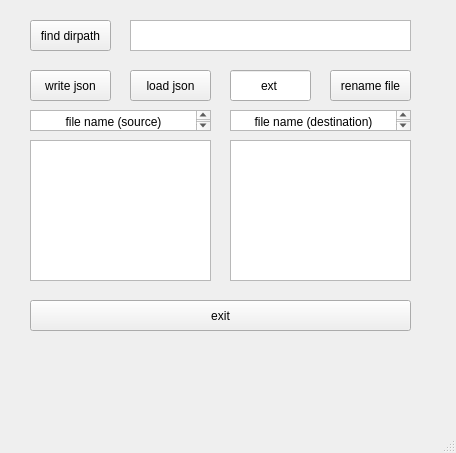
Old version of the form Python/MainWin.ui in the repository xuyihz/FileName.
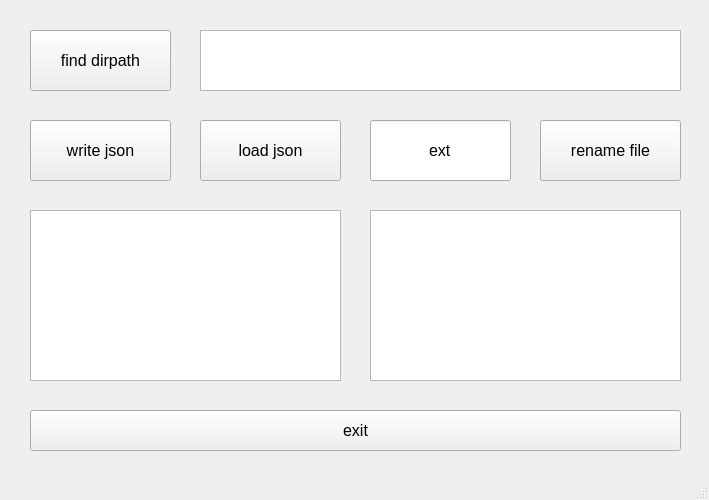
New version of the form.

Patch:
```diff
--- a/Python/MainWin.ui
+++ b/Python/MainWin.ui
@@ -6,10 +6,16 @@
    <rect>
     <x>0</x>
     <y>0</y>
-    <width>456</width>
-    <height>453</height>
+    <width>709</width>
+    <height>500</height>
    </rect>
   </property>
+  <property name="font">
+   <font>
+    <family>Arial</family>
+    <pointsize>12</pointsize>
+   </font>
+  </property>
   <property name="windowTitle">
    <string>MainWindow</string>
   </property>
@@ -18,11 +24,17 @@
     <property name="geometry">
      <rect>
       <x>30</x>
-      <y>20</y>
-      <width>81</width>
-      <height>31</height>
+      <y>30</y>
+      <width>141</width>
+      <height>61</height>
      </rect>
     </property>
+    <property name="font">
+     <font>
+      <family>Arial</family>
+      <pointsize>12</pointsize>
+     </font>
+    </property>
     <property name="text">
      <string>find dirpath</string>
     </property>
@@ -30,12 +42,18 @@
    <widget class="QPushButton" name="pushButton_rename">
     <property name="geometry">
      <rect>
-      <x>330</x>
-      <y>70</y>
-      <width>81</width>
-      <height>31</height>
+      <x>540</x>
+      <y>120</y>
+      <width>141</width>
+      <height>61</height>
      </rect>
     </property>
+    <property name="font">
+     <font>
+      <family>Arial</family>
+      <pointsize>12</pointsize>
+     </font>
+    </property>
     <property name="text">
      <string>rename file</string>
     </property>
@@ -43,12 +61,18 @@
    <widget class="QPushButton" name="pushButton_loadjson">
     <property name="geometry">
      <rect>
-      <x>130</x>
-      <y>70</y>
-      <width>81</width>
-      <height>31</height>
+      <x>200</x>
+      <y>120</y>
+      <width>141</width>
+      <height>61</height>
      </rect>
     </property>
+    <property name="font">
+     <font>
+      <family>Arial</family>
+      <pointsize>12</pointsize>
+     </font>
+    </property>
     <property name="text">
      <string>load json</string>
     </property>
@@ -57,11 +81,17 @@
     <property name="geometry">
      <rect>
       <x>30</x>
-      <y>70</y>
-      <width>81</width>
-      <height>31</height>
+      <y>120</y>
+      <width>141</width>
+      <height>61</height>
      </rect>
     </property>
+    <property name="font">
+     <font>
+      <family>Arial</family>
+      <pointsize>12</pointsize>
+     </font>
+    </property>
     <property name="text">
      <string>write json</string>
     </property>
@@ -70,11 +100,17 @@
     <property name="geometry">
      <rect>
       <x>30</x>
-      <y>300</y>
-      <width>381</width>
-      <height>31</height>
+      <y>410</y>
+      <width>651</width>
+      <height>41</height>
      </rect>
     </property>
+    <property name="font">
+     <font>
+      <family>Arial</family>
+      <pointsize>12</pointsize>
+     </font>
+    </property>
     <property name="text">
      <string>exit</string>
     </property>
@@ -82,63 +118,41 @@
    <widget class="QTextBrowser" name="textBrowser_dir">
     <property name="geometry">
      <rect>
-      <x>130</x>
-      <y>20</y>
-      <width>281</width>
-      <height>31</height>
+      <x>200</x>
+      <y>30</y>
+      <width>481</width>
+      <height>61</height>
      </rect>
     </property>
-    <property name="html">
-     <string>&lt;!DOCTYPE HTML PUBLIC &quot;-//W3C//DTD HTML 4.0//EN&quot; &quot;http://www.w3.org/TR/REC-html40/strict.dtd&quot;&gt;
-&lt;html&gt;&lt;head&gt;&lt;meta name=&quot;qrichtext&quot; content=&quot;1&quot; /&gt;&lt;style type=&quot;text/css&quot;&gt;
-p, li { white-space: pre-wrap; }
-&lt;/style&gt;&lt;/head&gt;&lt;body style=&quot; font-family:'SimSun'; font-size:9pt; font-weight:400; font-style:normal;&quot;&gt;
-&lt;p align=&quot;center&quot; style=&quot;-qt-paragraph-type:empty; margin-top:0px; margin-bottom:0px; margin-left:0px; margin-right:0px; -qt-block-indent:0; text-indent:0px;&quot;&gt;&lt;br /&gt;&lt;/p&gt;&lt;/body&gt;&lt;/html&gt;</string>
+    <property name="font">
+     <font>
+      <family>Arial</family>
+      <pointsize>12</pointsize>
+     </font>
     </property>
-   </widget>
-   <widget class="QTextBrowser" name="textBrowser_src">
-    <property name="geometry">
-     <rect>
-      <x>30</x>
-      <y>110</y>
-      <width>181</width>
-      <height>21</height>
-     </rect>
-    </property>
     <property name="html">
      <string>&lt;!DOCTYPE HTML PUBLIC &quot;-//W3C//DTD HTML 4.0//EN&quot; &quot;http://www.w3.org/TR/REC-html40/strict.dtd&quot;&gt;
 &lt;html&gt;&lt;head&gt;&lt;meta name=&quot;qrichtext&quot; content=&quot;1&quot; /&gt;&lt;style type=&quot;text/css&quot;&gt;
 p, li { white-space: pre-wrap; }
-&lt;/style&gt;&lt;/head&gt;&lt;body style=&quot; font-family:'SimSun'; font-size:9pt; font-weight:400; font-style:normal;&quot;&gt;
-&lt;p align=&quot;center&quot; style=&quot; margin-top:0px; margin-bottom:0px; margin-left:0px; margin-right:0px; -qt-block-indent:0; text-indent:0px;&quot;&gt;file name (source)&lt;/p&gt;&lt;/body&gt;&lt;/html&gt;</string>
-    </property>
-   </widget>
-   <widget class="QTextBrowser" name="textBrowser_dst">
-    <property name="geometry">
-     <rect>
-      <x>230</x>
-      <y>110</y>
-      <width>181</width>
-      <height>21</height>
-     </rect>
-    </property>
-    <property name="html">
-     <string>&lt;!DOCTYPE HTML PUBLIC &quot;-//W3C//DTD HTML 4.0//EN&quot; &quot;http://www.w3.org/TR/REC-html40/strict.dtd&quot;&gt;
-&lt;html&gt;&lt;head&gt;&lt;meta name=&quot;qrichtext&quot; content=&quot;1&quot; /&gt;&lt;style type=&quot;text/css&quot;&gt;
-p, li { white-space: pre-wrap; }
-&lt;/style&gt;&lt;/head&gt;&lt;body style=&quot; font-family:'SimSun'; font-size:9pt; font-weight:400; font-style:normal;&quot;&gt;
-&lt;p align=&quot;center&quot; style=&quot; margin-top:0px; margin-bottom:0px; margin-left:0px; margin-right:0px; -qt-block-indent:0; text-indent:0px;&quot;&gt;file name (destination)&lt;/p&gt;&lt;/body&gt;&lt;/html&gt;</string>
+&lt;/style&gt;&lt;/head&gt;&lt;body style=&quot; font-family:'Arial','Arial'; font-size:12pt; font-weight:400; font-style:normal;&quot;&gt;
+&lt;p align=&quot;center&quot; style=&quot;-qt-paragraph-type:empty; margin-top:0px; margin-bottom:0px; margin-left:0px; margin-right:0px; -qt-block-indent:0; text-indent:0px; font-family:'SimSun'; font-size:9pt;&quot;&gt;&lt;br /&gt;&lt;/p&gt;&lt;/body&gt;&lt;/html&gt;</string>
     </property>
    </widget>
    <widget class="QLineEdit" name="lineEdit_ext">
     <property name="geometry">
      <rect>
-      <x>230</x>
-      <y>70</y>
-      <width>81</width>
-      <height>31</height>
+      <x>370</x>
+      <y>120</y>
+      <width>141</width>
+      <height>61</height>
      </rect>
     </property>
+    <property name="font">
+     <font>
+      <family>Arial</family>
+      <pointsize>12</pointsize>
+     </font>
+    </property>
     <property name="text">
      <string>ext</string>
     </property>
@@ -150,21 +164,33 @@
     <property name="geometry">
      <rect>
       <x>30</x>
-      <y>140</y>
-      <width>181</width>
-      <height>141</height>
+      <y>210</y>
+      <width>311</width>
+      <height>171</height>
      </rect>
     </property>
+    <property name="font">
+     <font>
+      <family>Arial</family>
+      <pointsize>12</pointsize>
+     </font>
+    </property>
    </widget>
    <widget class="QTableView" name="tableView_dst">
     <property name="geometry">
      <rect>
-      <x>230</x>
-      <y>140</y>
-      <width>181</width>
-      <height>141</height>
+      <x>370</x>
+      <y>210</y>
+      <width>311</width>
+      <height>171</height>
      </rect>
     </property>
+    <property name="font">
+     <font>
+      <family>Arial</family>
+      <pointsize>12</pointsize>
+     </font>
+    </property>
    </widget>
   </widget>
   <widget class="QMenuBar" name="menubar">
```
Left out of the diff: 6 changed lines with no effect on the pictures.
